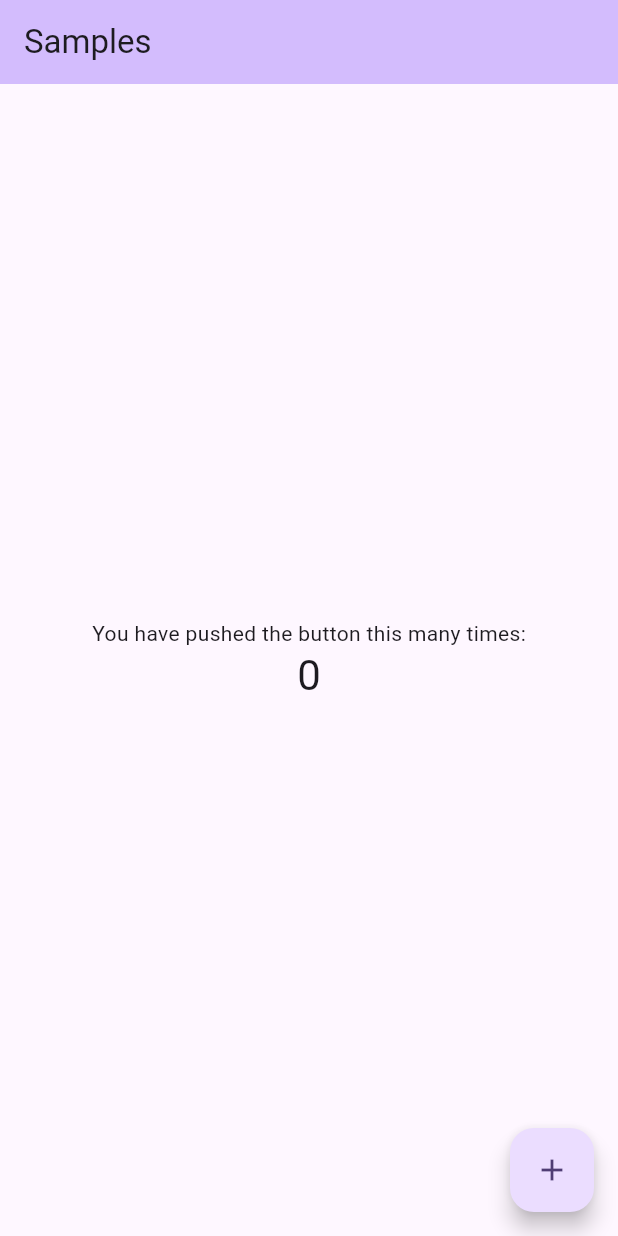
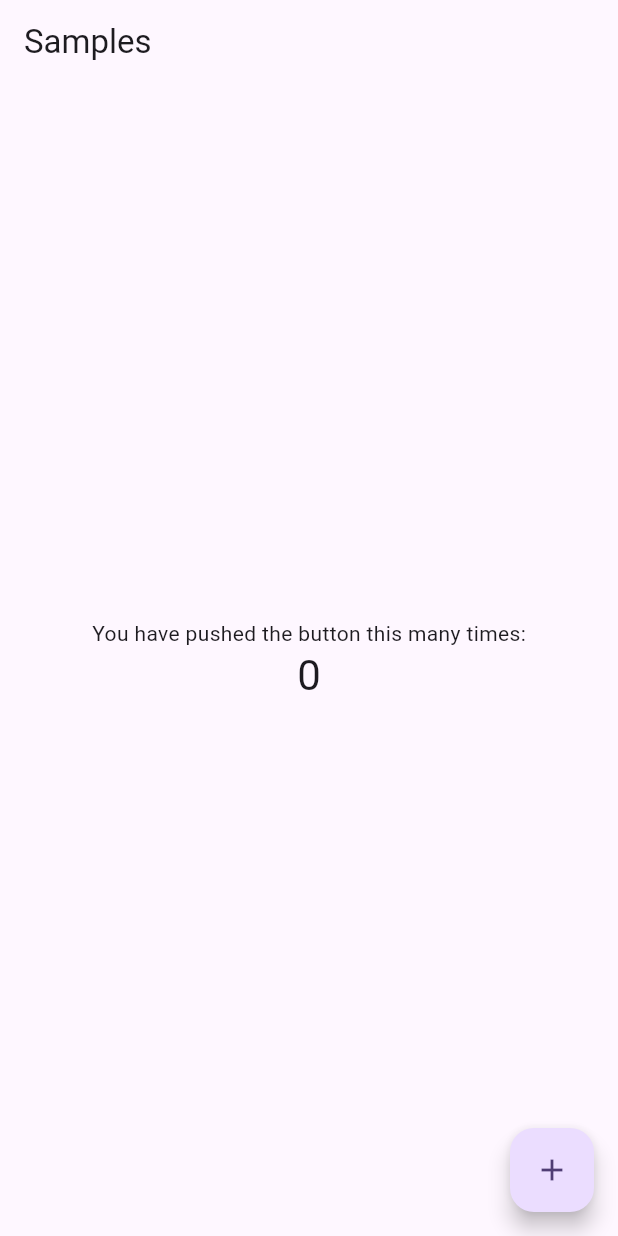
Before and after one commit to covaaa/samples, a Flutter app: the screen it shows after launch, on a phone screen of 412 x 824 dp. Run offline on Flutter 3.47's test engine with Material 3 defaults, Android fonts, the phone set to English and light mode, and no system bars.

Commit message:
feat: implement custom theme extension for improved text styling in HomePage

```diff
--- a/lib/src/features/tabs/home/ui/home_page.dart
+++ b/lib/src/features/tabs/home/ui/home_page.dart
@@ -1,4 +1,5 @@
 import 'package:flutter/material.dart';
+import 'package:samples/src/shared/theme/theme.dart';
 
 class HomePage extends StatefulWidget {
   const HomePage({super.key});
@@ -15,19 +16,13 @@ class _HomePageState extends State<HomePage> {
   @override
   Widget build(BuildContext context) {
     return Scaffold(
-      appBar: AppBar(
-        backgroundColor: Theme.of(context).colorScheme.inversePrimary,
-        title: const Text('Samples'),
-      ),
+      appBar: AppBar(title: const Text('Samples')),
       body: Center(
         child: Column(
           mainAxisAlignment: MainAxisAlignment.center,
-          children: <Widget>[
+          children: [
             const Text('You have pushed the button this many times:'),
-            Text(
-              '$_counter',
-              style: Theme.of(context).textTheme.headlineMedium,
-            ),
+            Text('$_counter', style: context.headlineMedium),
           ],
         ),
       ),
--- /dev/null
+++ b/lib/src/shared/theme/theme.dart
@@ -0,0 +1 @@
+export 'package:samples/src/shared/theme/ui/x_theme.dart';
```
Also changed, not shown: lib/src/shared/theme/ui/x_theme.dart (added, +7 -0 lines).
